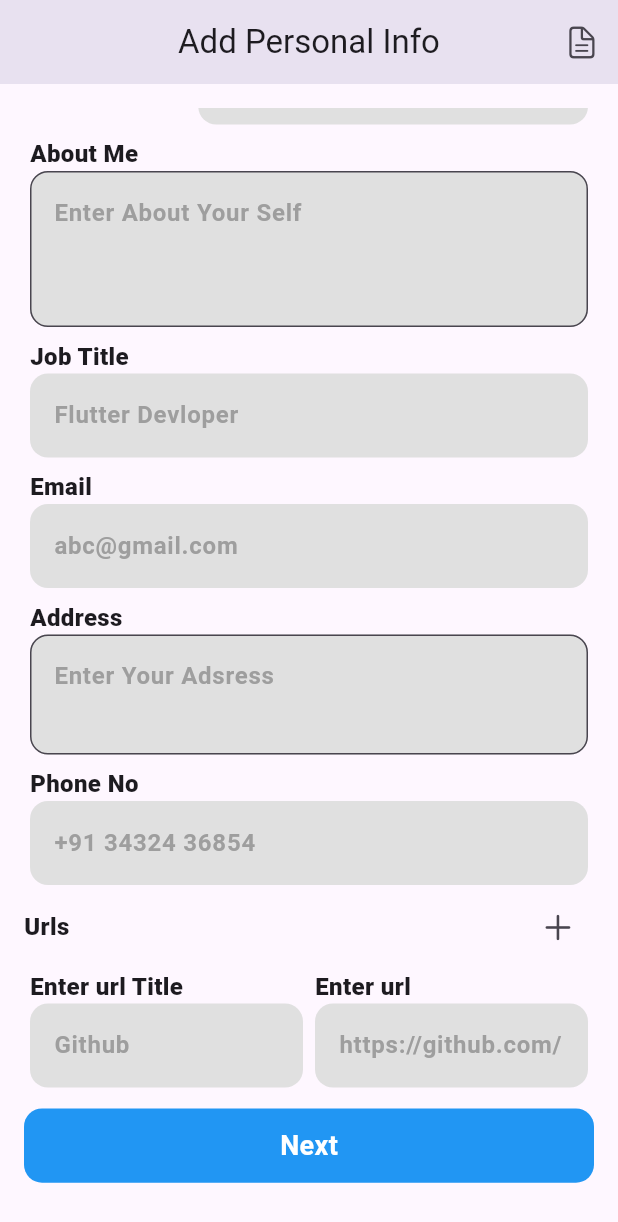
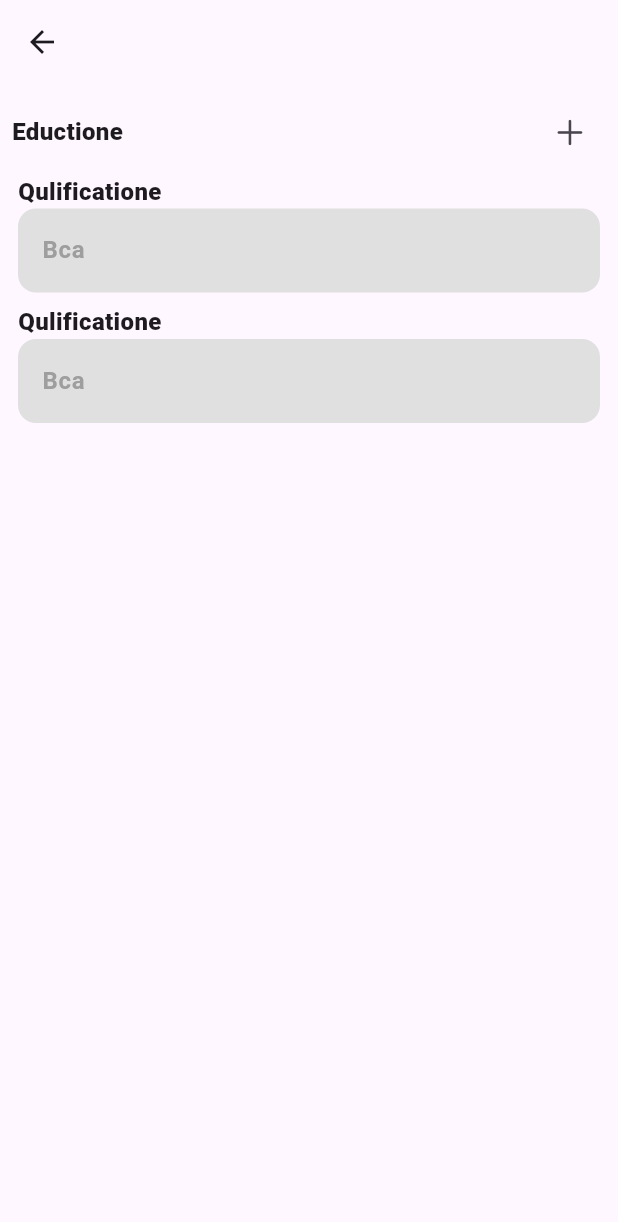
Before and after one commit to tushal13/rezume, a Flutter app: the screen it shows after launch, scrolled down 159 dp, after a tap on "Next", on a phone screen of 412 x 824 dp. Shown: the top 1222 px of the screen. Run offline on Flutter 3.47's test engine with Material 3 defaults, Android fonts, the light colour scheme and no system bars; our stand-ins replace google_fonts, image_picker, logger.

Commit message:
strting from home

```diff
--- /dev/null
+++ b/lib/Controller/OthrInfoController.dart
@@ -0,0 +1,3 @@
+import 'package:flutter/cupertino.dart';
+
+class OtherInfoController extends ChangeNotifier {}
--- a/lib/Controller/PersonalController.dart
+++ b/lib/Controller/PersonalController.dart
@@ -7,6 +7,7 @@ import '../Model/UrlModel.dart';
 
 class PersonalIncfoController extends ChangeNotifier {
   ImagePicker imagePicker = ImagePicker();
+
   List<UrlModel> urls = [];
   Logger l = Logger();
   Uint8List image = Uint8List(0);
--- /dev/null
+++ b/lib/Views/Screens/OtherInfoPage.dart
@@ -0,0 +1,65 @@
+import 'package:flutter/Material.dart';
+import 'package:flutter/cupertino.dart';
+
+import '../../Utility/AppStyle.dart';
+import '../Component/CustomeTextfield.dart';
+
+class OtherInfoPage extends StatelessWidget {
+  OtherInfoPage({super.key});
+  GlobalKey<FormState> formkay = GlobalKey<FormState>();
+  TextEditingController stdcontroller = TextEditingController();
+  TextEditingController stremcontroller = TextEditingController();
+  TextEditingController durationcontroller = TextEditingController();
+  TextEditingController prcontroller = TextEditingController();
+  @override
+  Widget build(BuildContext context) {
+    return Scaffold(
+      appBar: AppBar(),
+      body: Padding(
+        padding: const EdgeInsets.all(8.0),
+        child: Column(
+          crossAxisAlignment: CrossAxisAlignment.start,
+          children: [
+            Row(
+              mainAxisAlignment: MainAxisAlignment.spaceBetween,
+              children: [
+                Text(
+                  'Eductione',
+                  style: AppStyle.textfhedingstyle,
+                ),
+                IconButton(
+                  onPressed: () {},
+                  icon: Icon(CupertinoIcons.plus),
+                ),
+              ],
+            ),
+            CustomeTextField(
+                title: "Qulificatione",
+                controller: stdcontroller,
+                validator: (v) {
+                  if (v!.isEmpty) {
+                    return 'Enter Qulificatione First';
+                  }
+                  return null;
+                },
+                isbordershow: false,
+                hinttext: 'Bca'),
+            CustomeTextField(
+                title: "Qulificatione",
+                controller: stremcontroller,
+                validator: (v) {
+                  if (v!.isEmpty) {
+                    return 'Enter Qulificatione First';
+                  }
+                  return null;
+                },
+                isbordershow: false,
+                hinttext: 'Bca'),
+          ],
+        ),
+      ),
+    );
+  }
+}
+//Todo:Add multiple list data
+// i want to go home
--- a/lib/Views/Screens/PersonalInfoPage.dart
+++ b/lib/Views/Screens/PersonalInfoPage.dart
@@ -1,13 +1,12 @@
 import 'package:flutter/cupertino.dart';
 import 'package:flutter/material.dart';
 import 'package:google_fonts/google_fonts.dart';
-import 'package:logger/logger.dart';
 import 'package:provider/provider.dart';
 import 'package:rezume/Controller/PersonalController.dart';
-import 'package:rezume/Controller/ResumeController.dart';
 import 'package:rezume/Model/UrlModel.dart';
 import 'package:rezume/Utility/AppStyle.dart';
 import 'package:rezume/Views/Component/CustomeTextfield.dart';
+import 'package:rezume/Views/Screens/OtherInfoPage.dart';
 import 'package:rezume/Views/Screens/ResumePage.dart';
 
 import '../../Model/PersonalInfoModel.dart';
@@ -222,23 +221,25 @@ class ProfileInfoPage extends StatelessWidget {
                 ),
                 GestureDetector(
                   onTap: () {
-                    Provider.of<ResumeController>(context, listen: false)
-                        .personalinfo(PerSonalInfoModel(
-                            0,
-                            firstnamecontroller.text,
-                            lastnamecontroller.text,
-                            aboutmecontroller.text,
-                            emailcontroller.text,
-                            jobcontroller.text,
-                            addresscontroller.text,
-                            aboutmecontroller.text,
-                            pro.urls,
-                            pro.image));
-
-                    Logger().i(
-                        Provider.of<ResumeController>(context, listen: false)
-                            .perSonalInfoModel
-                            .urls);
+                    // Provider.of<ResumeController>(context, listen: false)
+                    //     .personalinfo(PerSonalInfoModel(
+                    //         0,
+                    //         firstnamecontroller.text,
+                    //         lastnamecontroller.text,
+                    //         aboutmecontroller.text,
+                    //         emailcontroller.text,
+                    //         jobcontroller.text,
+                    //         addresscontroller.text,
+                    //         aboutmecontroller.text,
+                    //         pro.urls,
+                    //         pro.image));
+                    //
+                    // Logger().i(
+                    //     Provider.of<ResumeController>(context, listen: false)
+                    //         .perSonalInfoModel
+                    //         .urls);
+                    Navigator.of(context).push(MaterialPageRoute(
+                        builder: (context) => OtherInfoPage()));
                   },
                   child: Container(
                     alignment: Alignment.center,
```
